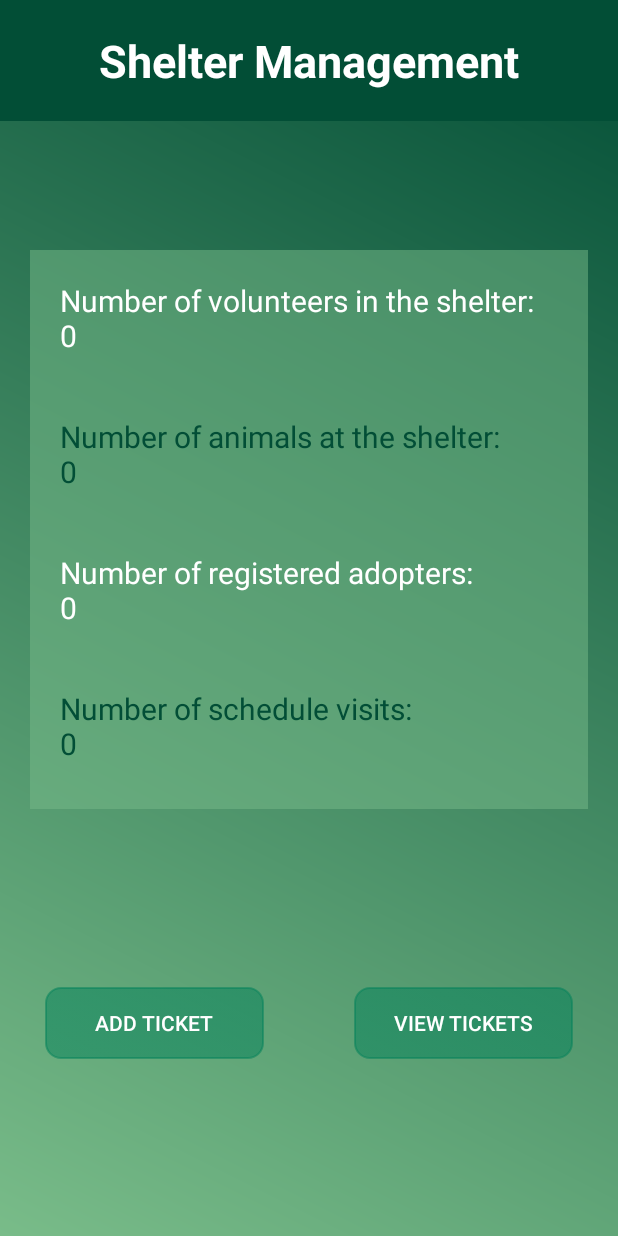
After one commit to Oana-Ivan/AnimalCare, an Android app: the ShelterManagementActivity screen opened directly, with no data from a screen before it, on a phone screen of 412 x 824 dp. The commit adds this screen. Run offline under Robolectric (Android 15) with nearby library versions, the phone set to English and light mode, and no system bars; our stand-ins replace Firebase (no records; nobody signed in at launch, a user with empty details on screens opened directly).

Commit message:
Added ShelterManagementActivity

```diff
--- a/app/src/main/AndroidManifest.xml
+++ b/app/src/main/AndroidManifest.xml
@@ -15,7 +15,8 @@
         android:roundIcon="@drawable/logo_animal_care"
         android:supportsRtl="true"
         android:theme="@style/Theme.AnimalCare">
-        <activity android:name=".adminAndVolunteerOptions.VisitsListActivity"></activity>
+        <activity android:name=".adminAndVolunteerOptions.ShelterManagementActivity"></activity>
+        <activity android:name=".adminAndVolunteerOptions.VisitsListActivity" />
         <activity android:name=".adopterOptions.AddVisitActivity" />
         <activity android:name=".adopterOptions.recommendedAnimals.RecommendedAnimalsActivity" />
         <activity android:name=".adopterOptions.savedAnimals.SavedAnimalsActivity" />
--- /dev/null
+++ b/app/src/main/java/com/example/animalcare/adminAndVolunteerOptions/ShelterManagementActivity.java
@@ -0,0 +1,137 @@
+package com.example.animalcare.adminAndVolunteerOptions;
+
+import androidx.appcompat.app.AppCompatActivity;
+import androidx.appcompat.widget.AppCompatButton;
+
+import android.content.Intent;
+import android.os.Bundle;
+import android.util.Log;
+import android.widget.TextView;
+
+import com.example.animalcare.CRUD.AnimalsListActivity;
+import com.example.animalcare.CRUD.VolunteersListActivity;
+import com.example.animalcare.R;
+import com.google.firebase.firestore.CollectionReference;
+import com.google.firebase.firestore.DocumentSnapshot;
+import com.google.firebase.firestore.FirebaseFirestore;
+import com.google.firebase.storage.FirebaseStorage;
+
+import static android.content.ContentValues.TAG;
+
+public class ShelterManagementActivity extends AppCompatActivity {
+    private TextView volunteersTV, animalsTV, adoptersTV, visitsTV;
+    private AppCompatButton addTicketBtn, viewAllTicketsBtn;
+
+    // cloud database
+    private FirebaseFirestore db;
+    private CollectionReference volunteersCollection;
+    private CollectionReference animalsCollection;
+    private CollectionReference adoptersCollection;
+    private CollectionReference visitsCollection;
+
+    private int volunteersSize = 0;
+    private int animalsSize = 0;
+    private int adoptersSize = 0;
+    private int visitsSize = 0;
+    @Override
+    protected void onCreate(Bundle savedInstanceState) {
+        super.onCreate(savedInstanceState);
+        setContentView(R.layout.activity_shelter_management);
+
+        initViews();
+        firestoreInit();
+
+        // get the number of volunteers in collection
+        volunteersCollection.get().addOnCompleteListener(task -> {
+            if (task.isSuccessful()) {
+                for (DocumentSnapshot document : task.getResult()) {
+                    volunteersSize++;
+                }
+                String text = "Number of volunteers in the shelter: \n" + volunteersSize;
+                volunteersTV.setText(text);
+            } else {
+                Log.d(TAG, "Error getting documents: ", task.getException());
+            }
+        });
+
+        // get the number of animals in collection
+        animalsCollection.get().addOnCompleteListener(task -> {
+            if (task.isSuccessful()) {
+                for (DocumentSnapshot document : task.getResult()) {
+                    animalsSize++;
+                }
+                String text = "Number of animals at the shelter: \n" + animalsSize;
+                animalsTV.setText(text);
+            } else {
+                Log.d(TAG, "Error getting documents: ", task.getException());
+            }
+        });
+
+        // get the number of adopters in collection
+        adoptersCollection.get().addOnCompleteListener(task -> {
+            if (task.isSuccessful()) {
+                for (DocumentSnapshot document : task.getResult()) {
+                    adoptersSize++;
+                }
+                String text = "Number of registered adopters: \n" + adoptersSize;
+                adoptersTV.setText(text);
+            } else {
+                Log.d(TAG, "Error getting documents: ", task.getException());
+            }
+        });
+
+        // get the number of visits in collection
+        visitsCollection.get().addOnCompleteListener(task -> {
+            if (task.isSuccessful()) {
+                for (DocumentSnapshot document : task.getResult()) {
+                    visitsSize++;
+                }
+                String text = "Number of schedule visits: \n" + visitsSize;
+                visitsTV.setText(text);
+            } else {
+                Log.d(TAG, "Error getting documents: ", task.getException());
+            }
+        });
+
+
+        setOnClickEvents();
+    }
+
+    private void initViews() {
+        volunteersTV = findViewById(R.id.activity_shelter_management_tv_number_of_volunteers);
+        animalsTV = findViewById(R.id.activity_shelter_management_tv_number_of_animals);
+        adoptersTV = findViewById(R.id.activity_shelter_management_tv_number_of_adopters);
+        visitsTV = findViewById(R.id.activity_shelter_management_tv_number_of_visits);
+        addTicketBtn = findViewById(R.id.activity_shelter_management_btn_add_ticket);
+        viewAllTicketsBtn = findViewById(R.id.activity_shelter_management_btn_view_tickets);
+    }
+    public void firestoreInit() {
+        db = FirebaseFirestore.getInstance();
+        volunteersCollection = db.collection("Volunteers");
+        animalsCollection = db.collection("Animals");
+        adoptersCollection = db.collection("Users");
+        visitsCollection = db.collection("Visits");
+    }
+
+    private void setOnClickEvents() {
+        volunteersTV.setOnClickListener(c -> {
+            startActivity(new Intent(ShelterManagementActivity.this, VolunteersListActivity.class));
+        });
+        animalsTV.setOnClickListener(c -> {
+            startActivity(new Intent(ShelterManagementActivity.this, AnimalsListActivity.class));
+        });
+        adoptersTV.setOnClickListener(c -> {
+//            startActivity(new Intent(ShelterManagementActivity.this, A.class));
+        });
+        visitsTV.setOnClickListener(c -> {
+            startActivity(new Intent(ShelterManagementActivity.this, VisitsListActivity.class));
+        });
+        // TODO Tickets management
+        addTicketBtn.setOnClickListener(c -> {
+            startActivity(new Intent(ShelterManagementActivity.this, VolunteersListActivity.class));
+        });
+        viewAllTicketsBtn.setOnClickListener(c -> {
+            startActivity(new Intent(ShelterManagementActivity.this, VolunteersListActivity.class));
+        });
+    }
+}
--- a/app/src/main/java/com/example/animalcare/usersMainScreens/AdminHomeActivity.java
+++ b/app/src/main/java/com/example/animalcare/usersMainScreens/AdminHomeActivity.java
@@ -13,24 +13,14 @@ import com.example.animalcare.CRUD.AnimalsListActivity;
 import com.example.animalcare.CRUD.VolunteersListActivity;
 import com.example.animalcare.MainActivity;
 import com.example.animalcare.R;
-import com.example.animalcare.SplashScreenActivity;
 import com.example.animalcare.adminAndVolunteerOptions.VisitsListActivity;
-import com.example.animalcare.authentication.LoginActivity;
-import com.example.animalcare.authentication.LoginAdminActivity;
-import com.example.animalcare.authentication.RegisterActivity;
-import com.example.animalcare.models.Admin;
+import com.example.animalcare.adminAndVolunteerOptions.ShelterManagementActivity;
 import com.hitomi.cmlibrary.CircleMenu;
-import com.hitomi.cmlibrary.OnMenuSelectedListener;
-import com.hitomi.cmlibrary.OnMenuStatusChangeListener;
 
 import java.util.Timer;
 import java.util.TimerTask;
 
-import static com.example.animalcare.authentication.RegisterActivity.ADOPTER;
 import static com.example.animalcare.authentication.RegisterActivity.UserPREFERENCES;
-import static com.example.animalcare.authentication.RegisterActivity.UserRole;
-import static com.example.animalcare.authentication.RegisterActivity.Username;
-import static com.example.animalcare.authentication.RegisterActivity.VOLUNTEER;
 
 public class AdminHomeActivity extends AppCompatActivity {
     private TextView logOut;
@@ -63,7 +53,6 @@ public class AdminHomeActivity extends AppCompatActivity {
         });
     }
     private void openActivity(int option) {
-        // TODO Add redirect to activities
         Timer timer = new Timer();
         timer.schedule(new TimerTask() {
             @Override
@@ -80,7 +69,7 @@ public class AdminHomeActivity extends AppCompatActivity {
                         break;
                     case 2:
                         // Shelter Management
-                        startActivity(new Intent(AdminHomeActivity.this, LoginActivity.class));
+                        startActivity(new Intent(AdminHomeActivity.this, ShelterManagementActivity.class));
                         break;
                     case 3:
                         // Visits
--- a/app/src/main/java/com/example/animalcare/usersMainScreens/AdopterHomeActivity.java
+++ b/app/src/main/java/com/example/animalcare/usersMainScreens/AdopterHomeActivity.java
@@ -88,7 +88,6 @@ public class AdopterHomeActivity extends AppCompatActivity {
     }
 
     private void openActivity(String activityName) {
-        // TODO Add redirect to activities
         switch (activityName) {
             case "schedule":
                 startActivity(new Intent(AdopterHomeActivity.this, AddVisitActivity.class));
--- a/app/src/main/java/com/example/animalcare/usersMainScreens/VolunteerHomeActivity.java
+++ b/app/src/main/java/com/example/animalcare/usersMainScreens/VolunteerHomeActivity.java
@@ -13,6 +13,7 @@ import android.widget.TextView;
 import com.example.animalcare.CRUD.AnimalsListActivity;
 import com.example.animalcare.MainActivity;
 import com.example.animalcare.R;
+import com.example.animalcare.adminAndVolunteerOptions.ShelterManagementActivity;
 import com.example.animalcare.adminAndVolunteerOptions.VisitsListActivity;
 import com.example.animalcare.authentication.LoginActivity;
 import com.example.animalcare.authentication.LoginAdminActivity;
@@ -98,7 +99,6 @@ public class VolunteerHomeActivity extends AppCompatActivity {
     }
 
     private void openActivity(int option) {
-        // TODO Add redirect to activities
         Timer timer = new Timer();
         timer.schedule(new TimerTask() {
             @Override
@@ -111,7 +111,7 @@ public class VolunteerHomeActivity extends AppCompatActivity {
                         break;
                     case 1:
                         // Shelter Management
-                        startActivity(new Intent(VolunteerHomeActivity.this, RegisterActivity.class));
+                        startActivity(new Intent(VolunteerHomeActivity.this, ShelterManagementActivity.class));
                         break;
                     case 2:
                         // Visits
--- /dev/null
+++ b/app/src/main/res/layout/activity_shelter_management.xml
@@ -0,0 +1,117 @@
+<?xml version="1.0" encoding="utf-8"?>
+<androidx.constraintlayout.widget.ConstraintLayout xmlns:android="http://schemas.android.com/apk/res/android"
+    xmlns:app="http://schemas.android.com/apk/res-auto"
+    xmlns:tools="http://schemas.android.com/tools"
+    android:layout_width="match_parent"
+    android:layout_height="match_parent"
+    android:background="@drawable/gradient_background_2"
+    tools:context=".adminAndVolunteerOptions.ShelterManagementActivity">
+
+    <TextView
+        android:id="@+id/activity_shelter_management_tv"
+        android:layout_width="match_parent"
+        android:layout_height="wrap_content"
+
+        android:background="@color/color_schema_main"
+        android:gravity="center"
+        android:padding="20dp"
+        android:text="@string/shelter_management"
+        android:textColor="@color/white"
+        android:textSize="30sp"
+        android:textStyle="bold"
+        android:layout_marginBottom="10dp"
+
+        app:layout_constraintBottom_toBottomOf="parent"
+        app:layout_constraintTop_toTopOf="parent"
+        app:layout_constraintVertical_bias="0" />
+
+    <LinearLayout
+        android:id="@+id/activity_shelter_management_ll_details"
+        android:layout_width="match_parent"
+        android:layout_height="wrap_content"
+        android:orientation="vertical"
+
+        android:padding="10dp"
+        android:layout_margin="20dp"
+        android:background="@color/color_schema_background_2_transparent"
+
+        app:layout_constraintBottom_toBottomOf="parent"
+        app:layout_constraintTop_toBottomOf="@+id/activity_shelter_management_tv"
+        app:layout_constraintVertical_bias="0.2">
+
+        <TextView
+            android:id="@+id/activity_shelter_management_tv_number_of_volunteers"
+            android:layout_width="match_parent"
+            android:layout_height="wrap_content"
+            android:layout_marginBottom="20dp"
+            android:padding="10dp"
+            android:textColor="@color/white"
+            android:textSize="20sp"
+            android:text="@string/number_of_volunteers" />
+        <TextView
+            android:id="@+id/activity_shelter_management_tv_number_of_animals"
+            android:layout_width="match_parent"
+            android:layout_height="wrap_content"
+            android:layout_marginBottom="20dp"
+            android:textColor="@color/color_schema_main"
+            android:padding="10dp"
+            android:textSize="20sp"
+            android:text="@string/number_of_animals" />
+        <TextView
+            android:id="@+id/activity_shelter_management_tv_number_of_adopters"
+            android:layout_width="match_parent"
+            android:layout_height="wrap_content"
+            android:layout_marginBottom="20dp"
+            android:padding="10dp"
+            android:textColor="@color/white"
+            android:textSize="20sp"
+            android:text="@string/number_of_adopters" />
+        <TextView
+            android:id="@+id/activity_shelter_management_tv_number_of_visits"
+            android:layout_width="match_parent"
+            android:layout_height="wrap_content"
+            android:layout_marginBottom="10dp"
+            android:textColor="@color/color_schema_main"
+            android:padding="10dp"
+            android:textSize="20sp"
+            android:text="@string/number_of_visits" />
+    </LinearLayout>
+
+    <LinearLayout
+        android:id="@+id/activity_shelter_management_ll_tickets"
+        android:layout_width="match_parent"
+        android:layout_height="wrap_content"
+
+        app:layout_constraintBottom_toBottomOf="parent"
+        app:layout_constraintTop_toBottomOf="@+id/activity_shelter_management_ll_details">
+
+        <androidx.appcompat.widget.AppCompatButton
+            android:id="@+id/activity_shelter_management_btn_add_ticket"
+            android:layout_width="0dp"
+            android:layout_height="wrap_content"
+            android:layout_weight="1"
+
+            android:layout_gravity="center"
+            android:layout_marginRight="30dp"
+            android:layout_marginLeft="30dp"
+            android:background="@drawable/button_light"
+            android:gravity="center"
+            android:text="@string/add_ticket"
+            android:textColor="@color/white" />
+
+        <androidx.appcompat.widget.AppCompatButton
+            android:id="@+id/activity_shelter_management_btn_view_tickets"
+            android:layout_width="0dp"
+            android:layout_height="wrap_content"
+            android:layout_weight="1"
+
+            android:layout_gravity="center"
+            android:layout_marginRight="30dp"
+            android:layout_marginLeft="30dp"
+            android:background="@drawable/button_light"
+            android:gravity="center"
+            android:text="@string/view_tickets"
+            android:textColor="@color/white" />
+    </LinearLayout>
+
+</androidx.constraintlayout.widget.ConstraintLayout>
--- a/app/src/main/res/values/strings.xml
+++ b/app/src/main/res/values/strings.xml
@@ -114,4 +114,11 @@
     <string name="date">Date (dd/mm/yyyy):</string>
     <string name="hour">Hour:</string>
     <string name="visits">Visits</string>
+    <string name="shelter_management">Shelter Management</string>
+    <string name="number_of_volunteers">Number of volunteers</string>
+    <string name="number_of_animals">Number of animals</string>
+    <string name="number_of_adopters">Number of adopters</string>
+    <string name="number_of_visits">Number of visits</string>
+    <string name="add_ticket">Add ticket</string>
+    <string name="view_tickets">View tickets</string>
 </resources>
```
